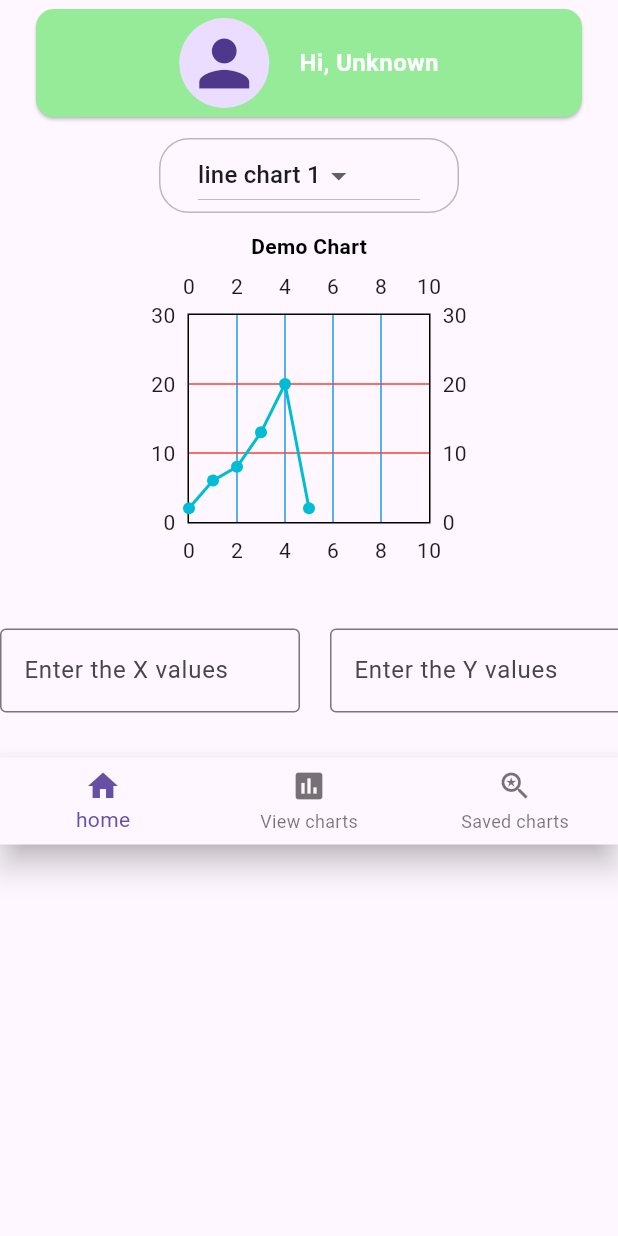
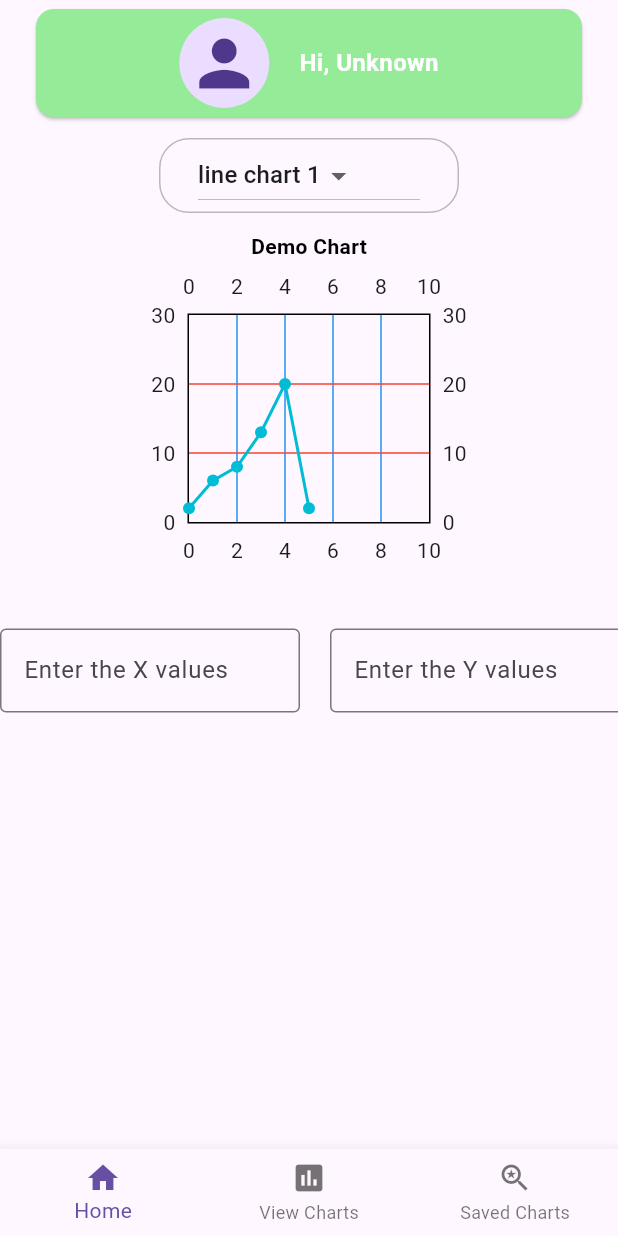
Before and after one commit to sanafathima7/charts, a Flutter app: the screen it shows after launch, on a phone screen of 412 x 824 dp. Run offline on Flutter 3.47's test engine with Material 3 defaults, Android fonts, the light colour scheme and no system bars; drawn by our look-alikes of fl_chart; our stand-ins replace hive, hive_flutter; accounts and stored records are empty.

Commit message:
Add files via upload

```diff
--- a/lib/mainhomepage.dart
+++ b/lib/mainhomepage.dart
@@ -4,21 +4,51 @@ import 'package:charts/provider/providerbottom.dart';
 import 'package:flutter/material.dart';
 import 'package:provider/provider.dart';
 
-class mainHomepage extends StatelessWidget {
-  mainHomepage({
-    super.key,
-  });
+class mainHomepage extends StatefulWidget {
+  mainHomepage({super.key});
 
+  @override
+  _mainHomepageState createState() => _mainHomepageState();
+}
+
+class _mainHomepageState extends State<mainHomepage> {
   final TextEditingController xValue = TextEditingController();
-
   final TextEditingController yValue = TextEditingController();
 
-  // final TextEditingController chartType = TextEditingController();
+  void customAlert(BuildContext context) {
+    showDialog(
+      context: context,
+      builder: (BuildContext context) {
+        return AlertDialog(
+          title: Text('Error'),
+          content: Text('Enter the same number of points'),
+          actions: [
+            TextButton(
+              child: Text('OK'),
+              onPressed: () {
+                Navigator.of(context).pop();
+              },
+            ),
+          ],
+        );
+      },
+    );
+  }
 
   @override
   Widget build(BuildContext context) {
     final providerdropdowns = Provider.of<providerdropdown>(context);
     final providerNavigations = Provider.of<NavigationProvider>(context);
+
+    bool isEqualLength =
+        xValue.text.split(',').length == yValue.text.split(',').length;
+
+    // WidgetsBinding.instance.addPostFrameCallback((_) {
+    //   if (!isEqualLength) {
+    //     customAlert(context);
+    //   }
+    // });
+
     return Scaffold(
       body: SingleChildScrollView(
         child: Column(
@@ -29,7 +59,7 @@ class mainHomepage extends StatelessWidget {
               child: Container(
                 height: 80,
                 child: const Card(
-                  color: const Color.fromARGB(255, 149, 235, 152),
+                  color: Color.fromARGB(255, 149, 235, 152),
                   child: Row(
                     mainAxisAlignment: MainAxisAlignment.center,
                     children: [
@@ -40,7 +70,7 @@ class mainHomepage extends StatelessWidget {
                           size: 50,
                         ),
                       ),
-                      const SizedBox(
+                      SizedBox(
                         width: 20,
                       ),
                       Text(
@@ -68,7 +98,8 @@ class mainHomepage extends StatelessWidget {
                 border: Border.all(
                   style: BorderStyle.solid,
                   color: Colors.black26,
-                  )),
+                ),
+              ),
               padding: const EdgeInsets.symmetric(horizontal: 25),
               child: DropdownButton<String>(
                 value: providerdropdowns.dropdownValue,
@@ -81,7 +112,6 @@ class mainHomepage extends StatelessWidget {
                 onChanged: providerdropdowns.changeprovider,
               ),
             ),
-            // ElevatedButton(onPressed: () {}, child: Text('Go')),
             const SizedBox(
               height: 12,
             ),
@@ -96,6 +126,7 @@ class mainHomepage extends StatelessWidget {
             const SizedBox(
               height: 5,
             ),
+            if (isEqualLength)
               customContainer(
                 xValue: xValue,
                 yValue: yValue,
@@ -104,30 +135,17 @@ class mainHomepage extends StatelessWidget {
             const SizedBox(
               height: 30,
             ),
-            Consumer<NavigationProvider>(
-              builder: (BuildContext context, NavigationProvider value,
-                  Widget? child) {
+          ],
+        ),
+      ),
+      bottomNavigationBar: Consumer<NavigationProvider>(
+        builder:
+            (BuildContext context, NavigationProvider value, Widget? child) {
           return BottomNavigationBar(
             onTap: (index) {
-                      // if (index == '1') {
-                      //   // if (providerdropdowns.navigationProvider.indexed[1]) {
-                      //   List<String> xValues = xValue.text.split(',');
-                      //   List<String> yValues = yValue.text.split(',');
-                      //   if (xValues.isNotEmpty || yValues.isNotEmpty) {
-                      //     // providerNavigation.viewChartFunction(context);
-                      //     providerNavigations.updatedValue(
-                      //       context: context,
-                      //       // context: context,
-                      //       xValue: xValues,
-                      //       yValue: yValues,
-                      //       chartType: providerdropdowns.dropdownValue,
-                      //     );
-                      //   }
-                      // }
-                      //else {
-
               List<String> xValues = xValue.text.split(',');
               List<String> yValues = yValue.text.split(',');
+              if (!isEqualLength) {
                 Navigator.push(
                   context,
                   MaterialPageRoute(
@@ -139,67 +157,22 @@ class mainHomepage extends StatelessWidget {
                       xValue: xValues,
                       yValue: yValues,
                     ),
-                          ));
+                  ),
+                );
+              } else {
+                customAlert(context);
+              }
             },
             currentIndex: providerNavigations.myIndex,
             items: const [
+              BottomNavigationBarItem(icon: Icon(Icons.home), label: 'Home'),
               BottomNavigationBarItem(
-                          icon: Icon(Icons.home), label: 'home'),
+                  icon: Icon(Icons.insert_chart), label: 'View Charts'),
               BottomNavigationBarItem(
-                          icon: Icon(Icons.insert_chart), label: 'View charts'),
-                      BottomNavigationBarItem(
-                          icon: Icon(Icons.saved_search),
-                          label: 'Saved charts'),
-                    ]);
-
-                // onTap: Row(
-                //   mainAxisAlignment: MainAxisAlignment.center,
-                //   children: [
-                //     ElevatedButton(
-                //       onPressed: () {
-                //         List<String> xValues = xValue.text.split(',');
-                //         List<String> yValues = yValue.text.split(',');
-                //         // if (xValues.isNotEmpty || yValues.isNotEmpty) {
-                //         Navigator.push(
-                //           context,
-                //           MaterialPageRoute(
-                //             builder: (context) => viewChart(
-                //               chartType: providerdropdowns.dropdownValue,
-                //               xValue: xValues,
-                //               yValue: yValues,
-                //             ),
-                //           ),
-                //         );
-                //         // }
-                //         ;
-                //       },
-                //       child: const Text(
-                //         'Show Chart',
-                //         style: TextStyle(
-                //           fontWeight: FontWeight.bold,
-                //           fontSize: 16,
-                //         ),
-                //       ),
-                //     ),
-                //     const SizedBox(
-                //       width: 50,
-                //     ),
-                //     ElevatedButton(
-                //       onPressed: () {},
-                //       child: const Text(
-                //         'Save Chart',
-                //         style: TextStyle(
-                //           fontWeight: FontWeight.bold,
-                //           fontSize: 16,
-                //         ),
-                //       ),
-                //     ),
-                //   ],
-                // ),
+                  icon: Icon(Icons.saved_search), label: 'Saved Charts'),
+            ],
+          );
         },
-            )
-          ],
-        ),
       ),
     );
   }
```
Lines whose indentation alone changed are shown as unchanged.
